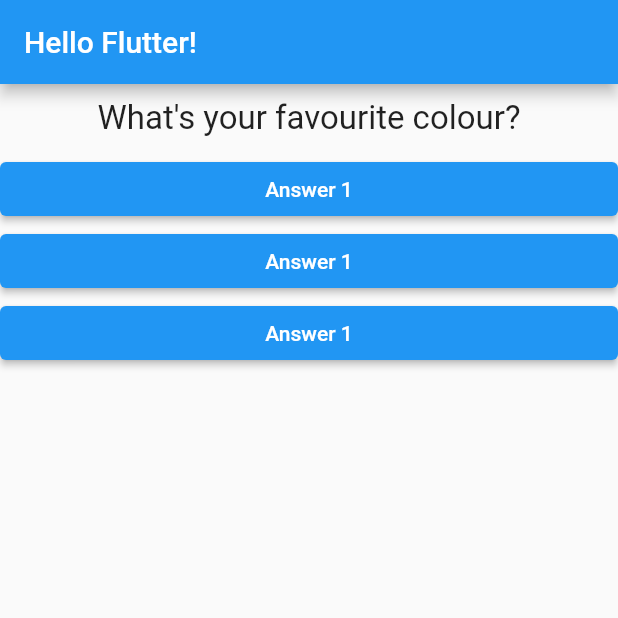
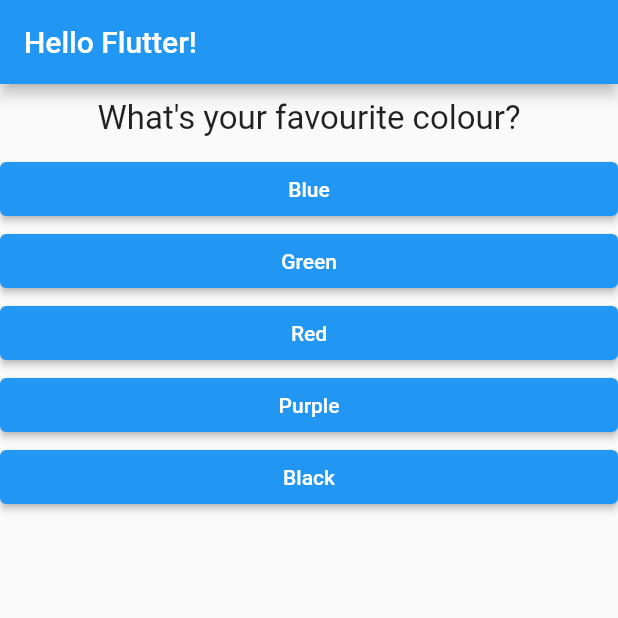
Before and after one commit to arnab/fultter_playground_quiz_app, a Flutter app: the screen it shows after launch, on a phone screen of 412 x 824 dp, the top half of it. Run offline on Flutter 3.47's test engine with Material 2 defaults, Android fonts, the phone set to English and light mode, and no system bars.

Commit message:
contextual answers for questions, with maps and dynamic Answer widget

```diff
--- a/lib/answer.dart
+++ b/lib/answer.dart
@@ -2,8 +2,9 @@
 
 class Answer extends StatelessWidget {
   final VoidCallback onPressed;
+  final String answerText;
 
-  const Answer(this.onPressed, {super.key});
+  const Answer(this.onPressed, this.answerText, {super.key});
 
   @override
   Widget build(BuildContext context) {
@@ -14,7 +15,7 @@
         style: ButtonStyle(
           foregroundColor: MaterialStateProperty.all(Colors.white),
         ),
-        child: const Text('Answer 1'),
+        child: Text(answerText),
       ),
     );
   }
--- a/lib/main.dart
+++ b/lib/main.dart
@@ -26,8 +26,18 @@
   @override
   Widget build(BuildContext context) {
     var questions = [
-      'What\'s your favourite colour?',
-      'What\'s your favourite animal?',
+      {
+        'questionText': 'What\'s your favourite colour?',
+        'answers': ['Blue', 'Green', 'Red', 'Purple', 'Black'],
+      },
+      {
+        'questionText': 'What\'s your favourite animal?',
+        'answers': ['Dog', 'Cat', 'Orca', 'Humpback', 'Elephant', 'Wolf'],
+      },
+      {
+        'questionText': 'What\'s your favourite language?',
+        'answers': ['English', 'Spanish', 'Kotlin', 'Dart'],
+      },
     ];
 
     return MaterialApp(
@@ -39,10 +49,11 @@
         ),
         body: Column(
           children: [
-            Question(questions[_questionNum]),
-            Answer(_answerQuestion),
-            Answer(_answerQuestion),
-            Answer(_answerQuestion),
+            Question(questions[_questionNum]['questionText'] as String),
+            ...(questions[_questionNum]['answers'] as List<String>)
+                .map((answerText) {
+              return Answer(_answerQuestion, answerText);
+            }).toList()
           ],
         ),
       ),
```
